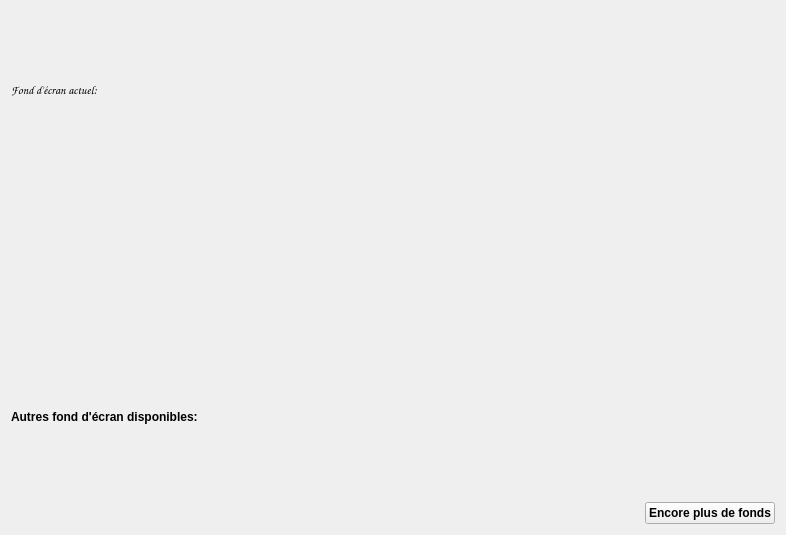
Before: the Qt Designer form WallpaperManager/home.ui in TanguyHardelin/WallpaperManager, drawn with Qt 5.
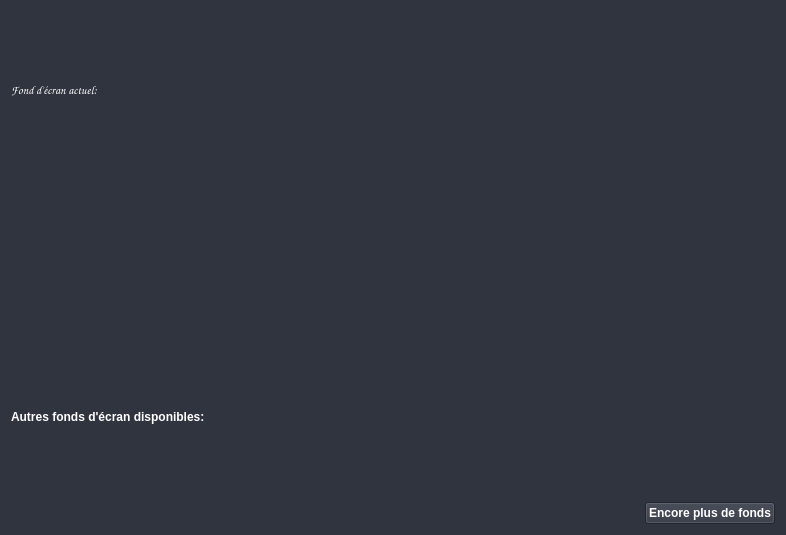
After: the same form once the commit is applied. Icons and pictures are not drawn.

```diff
--- a/WallpaperManager/home.ui
+++ b/WallpaperManager/home.ui
@@ -19,6 +19,9 @@
   <property name="windowTitle">
    <string>Management du papier peint</string>
   </property>
+  <property name="styleSheet">
+   <string notr="true">background-color: #2f343f; color:white</string>
+  </property>
   <layout class="QVBoxLayout" name="verticalLayout">
    <item>
     <widget class="QSplitter" name="splitter">
@@ -51,6 +54,9 @@
      <property name="cursor">
       <cursorShape>SizeVerCursor</cursorShape>
      </property>
+     <property name="styleSheet">
+      <string notr="true"/>
+     </property>
      <property name="text">
       <string/>
      </property>
@@ -65,7 +71,7 @@
    <item>
     <widget class="QLabel" name="label">
      <property name="text">
-      <string>Autres fond d'écran disponibles: </string>
+      <string>Autres fonds d'écran disponibles: </string>
      </property>
     </widget>
    </item>
```
